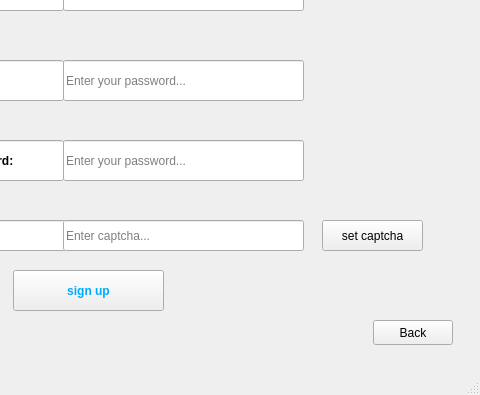
The window that signup.ui (white-vessel/eyd-project) describes before a commit, drawn with Qt 5; both pictures show x 247 to 727 and y 199 to 594 of the 727 by 594 pixel window.
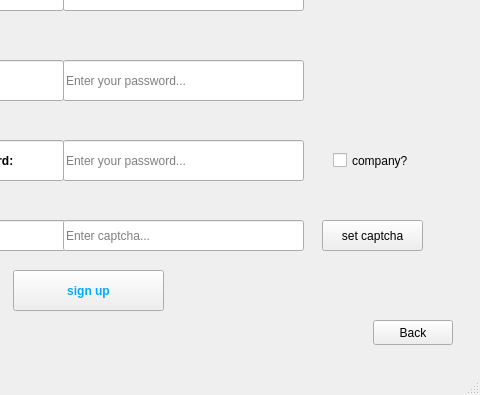
The same window after the commit. Icons and pictures are not drawn.

What changed in the file:
```diff
--- a/signup.ui
+++ b/signup.ui
@@ -14,7 +14,8 @@
    <string>MainWindow</string>
   </property>
   <property name="styleSheet">
-   <string notr="true">background-image: url(:/new/prefix1/sign up1.jpg);</string>
+   <string notr="true">background-image: url(:/new/prefix1/sign up1.jpg);
+color: rgb(0, 0, 0);</string>
   </property>
   <widget class="QWidget" name="centralwidget">
    <widget class="QLineEdit" name="lineEdit">
@@ -213,6 +214,19 @@
      <string>Back</string>
     </property>
    </widget>
+   <widget class="QCheckBox" name="checkBox">
+    <property name="geometry">
+     <rect>
+      <x>580</x>
+      <y>330</y>
+      <width>91</width>
+      <height>21</height>
+     </rect>
+    </property>
+    <property name="text">
+     <string>company?</string>
+    </property>
+   </widget>
   </widget>
   <widget class="QMenuBar" name="menubar">
    <property name="geometry">
```
